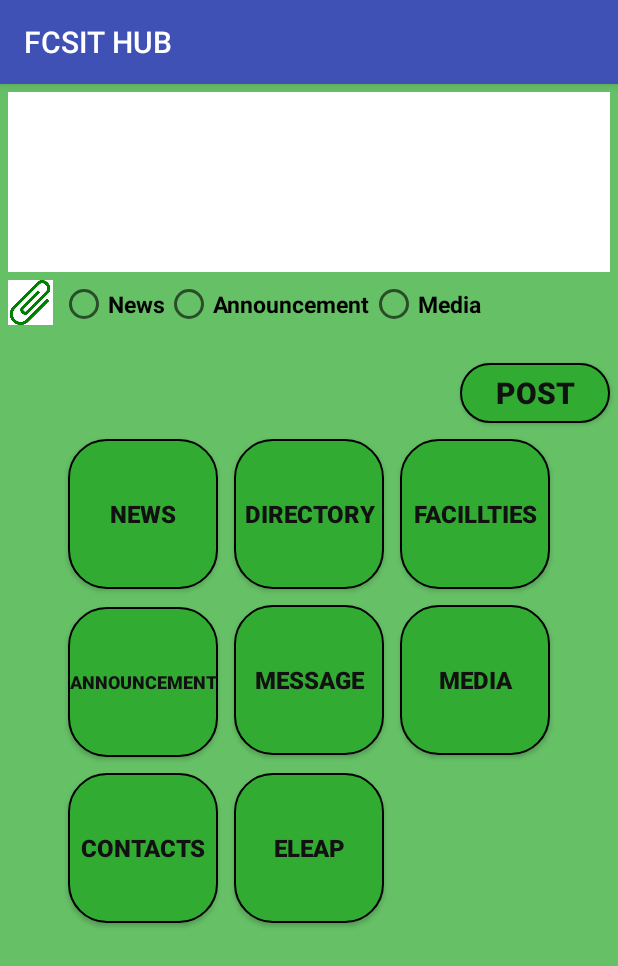
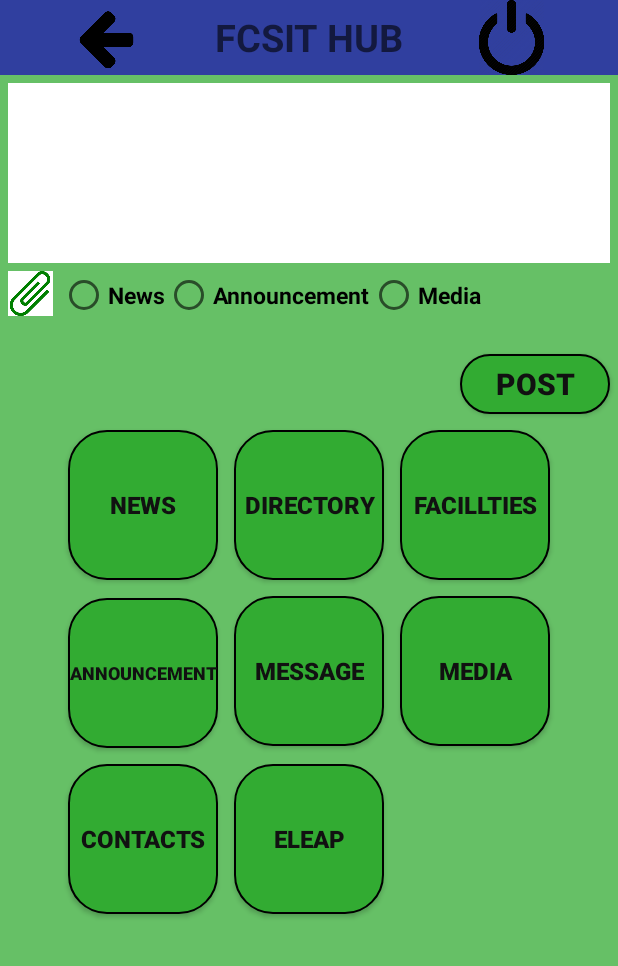
Before and after one commit to Mniloy/FCSIT-HUB, an Android app: the screen it shows after launch once a user with an empty profile is signed in (HomeActivity), on a phone screen of 412 x 824 dp. Shown: the top 966 px of the screen. Run offline under Robolectric (Android 15) with nearby library versions, the phone set to English and light mode, and no system bars; our stand-ins replace Firebase (no records; nobody signed in at launch, a user with empty details on screens opened directly).

Commit message:
logout working

```diff
--- a/app/build.gradle
+++ b/app/build.gradle
@@ -29,6 +29,7 @@ dependencies {
     implementation 'com.google.firebase:firebase-core:16.0.1'
     implementation 'com.google.firebase:firebase-auth:16.0.1'
     implementation 'com.google.firebase:firebase-database:16.0.1'
+    implementation 'com.android.support:cardview-v7:25.0.0'
 }
 
 
--- a/app/src/main/java/my/unimas/a54440siswa/fcsithub/HomeActivity.java
+++ b/app/src/main/java/my/unimas/a54440siswa/fcsithub/HomeActivity.java
@@ -1,32 +1,83 @@
 package my.unimas.a54440siswa.fcsithub;
 
 import android.content.Intent;
+import android.support.annotation.NonNull;
 import android.support.v7.app.AppCompatActivity;
 import android.os.Bundle;
+import android.support.v7.widget.CardView;
 import android.view.View;
 import android.widget.Button;
+import android.widget.ImageView;
 
 import com.google.firebase.auth.FirebaseAuth;
 import com.google.firebase.auth.FirebaseUser;
 
 public class HomeActivity extends AppCompatActivity {
 
-    Button BTNLogout;
-    private FirebaseAuth mAuth;
+    Button BTNFacilities, BTNDirectory;
+    ImageView IVLogout;
+
+    FirebaseAuth mAuth;
+    FirebaseAuth.AuthStateListener mAuthListener;
+
 
     @Override
     protected void onStart() {
         super.onStart();
-
-        FirebaseUser currentUser = mAuth.getCurrentUser();
+        mAuth.addAuthStateListener(mAuthListener);
     }
 
     @Override
-    protected void onCreate(Bundle savedInstanceState) {
+    protected void onStop() {
+        super.onStop();
+        if(mAuthListener != null)
+            mAuth.removeAuthStateListener(mAuthListener);
+    }
+
+    @Override
+    protected void onCreate(Bundle savedInstanceState){
         super.onCreate(savedInstanceState);
         setContentView(R.layout.activity_home);
+        mAuth = FirebaseAuth.getInstance();
 
-        mAuth = FirebaseAuth.getInstance();
+        BTNFacilities = (Button) findViewById(R.id.BTNfacilities);
+        BTNDirectory = (Button) findViewById(R.id.BTNdirectory);
+        IVLogout = (ImageView) findViewById(R.id.IVLogout);
+
+
+        mAuthListener = new FirebaseAuth.AuthStateListener() {
+            @Override
+            public void onAuthStateChanged(@NonNull FirebaseAuth firebaseAuth) {
+                if (firebaseAuth.getCurrentUser() == null) {
+                    startActivity(new Intent(HomeActivity.this, SignIn.class));
+                }
+            }
+        };
+
+        IVLogout.setOnClickListener(new View.OnClickListener() {
+            @Override
+            public void onClick(View view) {
+                FirebaseAuth.getInstance().signOut();
+
+            }
+        });
+
+        BTNFacilities.setOnClickListener(new View.OnClickListener() {
+            @Override
+            public void onClick(View view) {
+                Intent facilities = new Intent (HomeActivity.this, Facilities.class);
+                startActivity(facilities);
+            }
+        });
+
+        BTNDirectory.setOnClickListener(new View.OnClickListener() {
+            @Override
+            public void onClick(View view) {
+                Intent facilities = new Intent (HomeActivity.this, Directory.class);
+                startActivity(facilities);
+            }
+        });
+
 
     }
 }
--- /dev/null
+++ b/app/src/main/res/layout/activity_actionbar.xml
@@ -0,0 +1,39 @@
+<?xml version="1.0" encoding="utf-8"?>
+<android.support.v7.widget.Toolbar xmlns:android="http://schemas.android.com/apk/res/android"
+    android:layout_height="50dp"
+    android:layout_width="match_parent"
+    android:background="@color/colorPrimaryDark">
+
+    <LinearLayout
+        android:layout_width="wrap_content"
+        android:layout_height="wrap_content"
+        android:layout_gravity="center">
+
+        <ImageView
+            android:layout_width="50dp"
+            android:layout_height="50dp"
+            android:src="@drawable/back"
+            android:background="@android:color/transparent"
+            android:id="@+id/IVback" />
+
+        <TextView
+            android:layout_width="220dp"
+            android:layout_height="match_parent"
+            android:text="@string/app_name"
+            android:textSize="25dp"
+            android:textAppearance="?android:attr/textAppearanceMedium"
+            android:textStyle="bold"
+            android:gravity="center"/>
+
+        <ImageView
+            android:layout_width="50dp"
+            android:layout_height="50dp"
+            android:src="@drawable/logout"
+            android:id="@+id/IVLogout"
+            android:background="@android:color/transparent" />
+
+    </LinearLayout>
+
+
+
+</android.support.v7.widget.Toolbar>
--- a/app/src/main/res/layout/activity_home.xml
+++ b/app/src/main/res/layout/activity_home.xml
@@ -5,6 +5,8 @@
     android:orientation="vertical"
     android:background="#66c066"
     android:backgroundTintMode="multiply">
+
+    <include layout="@layout/activity_actionbar" />
 
 
     <EditText
--- a/app/src/main/res/layout/activity_sign_in.xml
+++ b/app/src/main/res/layout/activity_sign_in.xml
@@ -60,7 +60,7 @@
             android:textColor="#111"
             android:textStyle="bold"
             android:textSize="15sp"
-            android:gravity="center" />
+            android:gravity="center"/>
 
         <TextView
             android:id="@+id/tvsignup"
@@ -71,7 +71,6 @@
             android:textStyle="bold"
             android:textSize="15sp"
             android:gravity="center" />
-
 
     </LinearLayout>
 
--- a/app/src/main/res/values/styles.xml
+++ b/app/src/main/res/values/styles.xml
@@ -1,11 +1,13 @@
 <resources>
 
-    <!-- Base application theme. -->
-    <style name="AppTheme" parent="Theme.AppCompat.Light.DarkActionBar">
+    <style name="AppTheme" parent="Theme.AppCompat.Light.NoActionBar">
         <!-- Customize your theme here. -->
-        <item name="colorPrimary">@color/colorPrimary</item>
-        <item name="colorPrimaryDark">@color/colorPrimaryDark</item>
-        <item name="colorAccent">@color/colorAccent</item>
+    </style>
+
+    <style name="CustomTheme" parent="Theme.AppCompat.Light">
+
+        <item name="contentInsetStart">0dp</item>
+        <item name="contentInsetEnd">0dp</item>
     </style>
 
 </resources>
```
Also changed, not shown: app/src/main/AndroidManifest.xml (+8 -4 lines), app/src/main/java/my/unimas/a54440siswa/fcsithub/Directory.java (added, +13 -0 lines), app/src/main/java/my/unimas/a54440siswa/fcsithub/Facilities.java (added, +13 -0 lines), app/src/main/res/layout/activity_directory.xml (added, +20 -0 lines), app/src/main/res/layout/activity_facilities.xml (added, +177 -0 lines), app/src/main/res/drawable/back.png (added), app/src/main/res/drawable/directory.png (added), app/src/main/res/drawable/labs.jpg (added), app/src/main/res/drawable/lobby.jpg (added), app/src/main/res/drawable/logout.png (added), app/src/main/res/drawable/meetingroom.jpg (added), app/src/main/res/drawable/pic.jpg (deleted), app/src/main/res/drawable/prayerroom.jpg (added), app/src/main/res/drawable/sirroom.jpg (added). Lines whose indentation alone changed are shown as unchanged.
